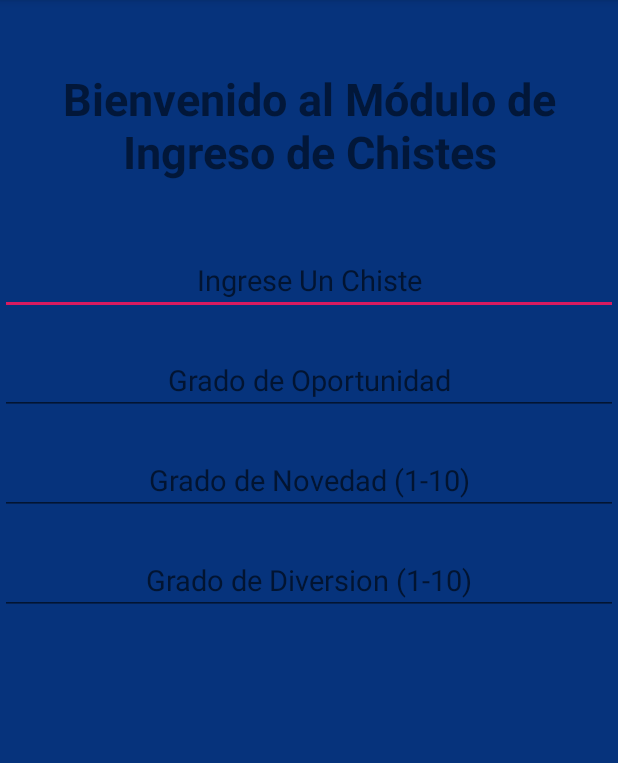
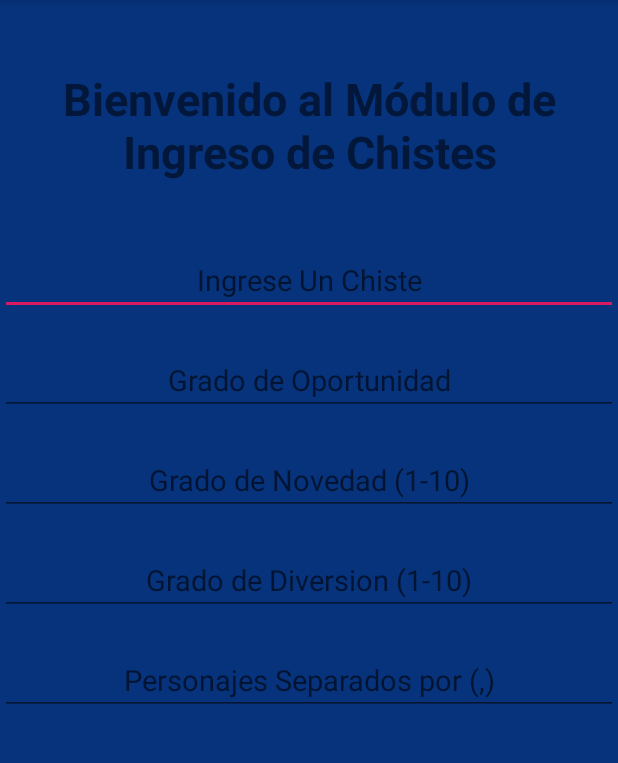
Before and after one commit to josecarvajal222/SistemadeChistes, an Android app: the IngresarChisteActivity screen opened directly, with no data from a screen before it, on a phone screen of 412 x 824 dp, the part 84-847 px from its top. Run offline under Robolectric (Android 15) with nearby library versions, the phone set to English and light mode, and no system bars.

Commit message:
Desarrollo Formulario Ingreso Chistes

```diff
--- a/app/src/main/res/layout/activity_ingresar_chistes.xml
+++ b/app/src/main/res/layout/activity_ingresar_chistes.xml
@@ -74,6 +74,17 @@
                 android:textAlignment="center"
                 android:textSize="19sp" />
 
+            <EditText
+                android:id="@+id/txtPersonajes"
+                android:layout_width="match_parent"
+                android:layout_height="wrap_content"
+                android:layout_gravity="center"
+                android:layout_marginTop="20dp"
+                android:hint="Personajes Separados por (,)"
+                android:inputType="text"
+                android:textAlignment="center"
+                android:textSize="19sp" />
+
         </LinearLayout>
 
     </ScrollView>
```
